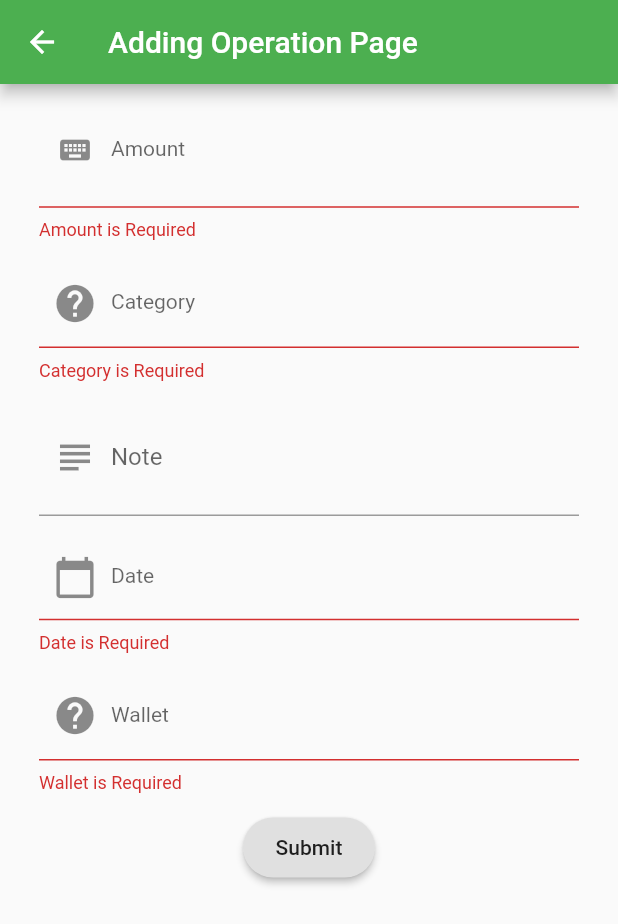
After one commit to iridiscenthummingbird/money_project, a Flutter app: the AddingOperationPage screen opened by its route, after a tap on "Submit", on a phone screen of 412 x 824 dp. The commit adds this screen. Shown: the top 924 px of the screen. Run offline on Flutter 3.47's test engine with Material 2 defaults, Android fonts, the phone set to English and light mode, and no system bars.

Commit message:
Redesign of some pages, add page for choosing wallet, fix some issues

```diff
--- a/lib/Operation.dart
+++ b/lib/Operation.dart
@@ -7,8 +7,6 @@ class Operation{
   Category category;
   DateTime dateTime;
   Wallet wallet;
-  bool isOutcome;
-  Operation(this.amount, this.category, this.dateTime, this.wallet, this.isOutcome ,[String _note]){
-    this.note = _note;
-  }
+  double balance;
+  Operation(this.amount, this.category, this.dateTime, this.wallet ,{this.note, this.balance});
 }
--- a/lib/Wallet.dart
+++ b/lib/Wallet.dart
@@ -1,5 +1,8 @@
+import 'package:flutter/material.dart';
+
 class Wallet{
   String name;
   double amount;
-  Wallet(this.name, this.amount);
+  IconData icon;
+  Wallet(this.name, this.amount, {this.icon = Icons.account_balance_wallet});
 }
--- a/lib/main.dart
+++ b/lib/main.dart
@@ -1,5 +1,7 @@
 import 'package:flutter/material.dart';
+import 'package:money_project/pages/AddingOperationPage.dart';
 import 'package:money_project/pages/AddingWalletPage.dart';
+import 'pages/ChoosingWalletCreation.dart';
 import 'pages/WalletPage.dart';
 import 'pages/OperationPage.dart';
 
@@ -11,7 +13,9 @@ import 'pages/OperationPage.dart';
       routes: {
         '/':(context) => OperationPage(),
         '/walletPage':(context) => WalletPage(),
-        '/addingWalletPage':(context) => AddingWalletPage()
+        '/addingWalletPage':(context) => AddingWalletPage(),
+        '/addingOperationPage':(context) => AddingOperationPage(),
+        '/choosingWalletCreation':(context) => ChoosingWalletCreation()
       },
       debugShowCheckedModeBanner: false,
       theme: ThemeData(
--- /dev/null
+++ b/lib/pages/AddingOperationPage.dart
@@ -0,0 +1,222 @@
+import 'package:flutter/material.dart';
+import 'package:intl/intl.dart';
+import 'package:money_project/Category.dart';
+import 'package:money_project/Operation.dart';
+
+import '../Categories.dart';
+import '../Wallet.dart';
+
+class AddingOperationPage extends StatefulWidget {
+  @override
+  State<StatefulWidget> createState() => AddingOperationPageState();
+}
+
+class AddingOperationPageState extends State<AddingOperationPage> {
+  final GlobalKey<FormState> _formKey = GlobalKey<FormState>();
+
+  double amount;
+  Category category;
+  String note;
+  DateTime date;
+  Wallet wallet;
+
+
+
+
+
+  var txt = TextEditingController();
+  var txtDate = TextEditingController();
+  var txtWallet = TextEditingController();
+
+  bool isOutcome = true;
+
+  List<Wallet> listOfWallets = [
+    Wallet("Wallet", 500.0),
+    Wallet("Card", 1000.0, icon: Icons.credit_card)
+  ];
+
+  DateTime _date = DateTime.now();
+
+  Future<Null> selectDate(BuildContext context) async {
+    final DateTime picked = await showDatePicker(
+        context: context,
+        initialDate: _date,
+        firstDate: DateTime(1970),
+        lastDate: DateTime(2100));
+
+    if (picked != null) {
+      setState(() {
+        _date = picked;
+        date = _date;
+        txtDate.text = DateFormat('dd-MM-yyyy').format(_date).toString();
+      });
+    }
+  }
+
+  Wallet selectedWallet;
+
+  @override
+  Widget build(BuildContext context) {
+    return Scaffold(
+      appBar: AppBar(
+        title: Text("Adding Operation Page"),
+      ),
+      body: Form(
+        key: _formKey,
+        child: ListView(
+          children: <Widget>[
+            Container(
+              //AMOUNT
+              padding:
+                  EdgeInsets.all(6.0) + EdgeInsets.only(left: 20, right: 20),
+              child: TextFormField(
+                  keyboardType: TextInputType.number,
+                  style: TextStyle(
+                    fontSize: 32,
+                  ),
+                  decoration: InputDecoration(
+                      labelStyle: TextStyle(fontSize: 14),
+                      labelText: "Amount",
+                      prefixIcon: Icon(Icons.keyboard)),
+                  validator: (String value) {
+                    if (value.isEmpty) {
+                      return 'Amount is Required';
+                    } else if (double.tryParse(value) == null) {
+                      return 'Amount should be number';
+                    } else if (double.parse(value) < 0.0) {
+                      return 'Amount should be more than 0';
+                    } else return null;
+                  },
+                  onSaved: (String value) {
+                    amount = double.parse(value);
+                  }),
+            ),
+            Container(
+              //CATEGORY
+              padding:
+                  EdgeInsets.all(6.0) + EdgeInsets.only(left: 20, right: 20),
+              child: TextFormField(
+                readOnly: true,
+                onTap: () {
+                  setState(() {
+                    category = isOutcome
+                        ? Categories.outcomeList[1]
+                        : Categories.incomeList[2];
+                    txt.text = category.name;
+                  });
+                },
+                controller: txt,
+                validator: (String value) {
+                    if (value.isEmpty) {
+                      return 'Category is Required';
+                    } else return null;
+                  },
+                  onSaved: (String val){},
+                style: TextStyle(
+                  fontSize: 18,
+                ),
+                decoration: InputDecoration(
+                    labelStyle: TextStyle(fontSize: 14),
+                    labelText: "Category",
+                    prefixIcon: Icon(
+                      category == null ? Icons.help : category.icon,
+                      size: 30.0,
+                    )),
+              ),
+            ),
+            Container(
+              //NOTE
+              padding:
+                  EdgeInsets.all(6.0) + EdgeInsets.only(left: 20, right: 20),
+              child: TextFormField(
+                decoration: InputDecoration(
+                    labelText: "Note",
+                    prefixIcon: Icon(Icons.subject, size: 30.0)),
+                maxLines: 2,
+                onSaved: (String val){
+                  note = val;
+                },
+              ),
+            ),
+            Container(
+              //DATE
+              padding:
+                  EdgeInsets.all(6.0) + EdgeInsets.only(left: 20, right: 20),
+              child: TextFormField(
+                readOnly: true,
+                onTap: () => selectDate(context),
+                controller: txtDate,
+                validator: (String value) {
+                    if (value.isEmpty) {
+                      return 'Date is Required';
+                    } else return null;
+                },
+                decoration: InputDecoration(
+                    labelStyle: TextStyle(fontSize: 14),
+                    labelText: "Date",
+                    prefixIcon: Icon(
+                      Icons.calendar_today,
+                      size: 30.0,
+                    )),
+              ),
+            ),
+            Container(
+              //WALLET
+              padding:
+                  EdgeInsets.all(6.0) + EdgeInsets.only(left: 20, right: 20),
+              child: TextFormField(
+                readOnly: true,
+                onTap: () {
+                  setState(() {
+                    selectedWallet = listOfWallets[1];
+                    wallet = selectedWallet;
+                    txtWallet.text = selectedWallet.name;
+                  });
+                },
+                validator: (String value) {
+                    if (value.isEmpty) {
+                      return 'Wallet is Required';
+                    } else return null;
+                },
+                controller: txtWallet,
+                style: TextStyle(
+                  fontSize: 18,
+                ),
+                decoration: InputDecoration(
+                    labelStyle: TextStyle(fontSize: 14),
+                    labelText: "Wallet",
+                    prefixIcon: Icon(
+                      selectedWallet == null ? Icons.help : selectedWallet.icon,
+                      size: 30.0,
+                    )),
+              ),
+            ),
+            Container(
+                //BUTTON
+                padding: EdgeInsets.all(6.0),
+                child: Align(
+                    child: ButtonTheme(
+                        height: 40.0,
+                        buttonColor: Colors.grey[300],
+                        child: RaisedButton(
+                          shape: RoundedRectangleBorder(
+                              borderRadius: BorderRadius.circular(20.0)),
+                          child: Text(
+                            'Submit',
+                          ),
+                          onPressed: () {
+                            if (!_formKey.currentState.validate()) {
+                              return;
+                            }
+                            _formKey.currentState.save();
+                            print(amount.toString() + " " + category.toString() + " "  + " " + date.toString() + " " + wallet.toString());
+                            final Operation result = Operation(amount, category, date, wallet, note: note);
+                            Navigator.pop(context, result);
+                          },
+                        ))))
+          ],
+        ),
+      ),
+    );
+  }
+}
--- a/lib/pages/OperationPage.dart
+++ b/lib/pages/OperationPage.dart
@@ -14,10 +14,22 @@ class OperationPageState extends State<OperationPage> {
   static Wallet wal = Wallet("Card", 123);
 
   List<Operation> operations = [
-    Operation(10.0, Categories.incomeList[1], DateTime(2020, 1, 5), Wallet("Wallet", 500.0), false),
-    Operation(20.5, Categories.incomeList[0], DateTime(2020, 2, 3), Wallet("Wallet", 500.0), false),
-    Operation(20.5, Categories.outcomeList[1], DateTime(2020, 2, 3), wal, true),
+    Operation(10.0, Categories.incomeList[1], DateTime(2020, 1, 5), Wallet("Wallet", 500.0)),
+    Operation(20.5, Categories.incomeList[0], DateTime(2020, 2, 3), Wallet("Wallet", 500.0)),
+    Operation(20.5, Categories.outcomeList[1], DateTime(2020, 2, 3), wal),
   ];
+
+  void add() async{
+
+    var result = await Navigator.pushNamed(context, '/addingOperationPage');
+
+    setState(() {
+      if(result != null){
+        operations.add(result);
+      }
+    });
+  }
+
 
   @override
   Widget build(BuildContext context) {
@@ -39,11 +51,11 @@ class OperationPageState extends State<OperationPage> {
           ),
           isThreeLine: true,
           trailing: Text(
-            (operation.isOutcome ? '-' : '+') + operation.amount.toString(),
+            (Categories.outcomeList.indexWhere((i) => i == operation.category) != -1 ? '-' : '+') + operation.amount.toString(),
             style: TextStyle(
               fontSize: 20.0,
               fontWeight: FontWeight.bold,
-              color: operation.isOutcome ? Colors.red : Colors.green
+              color: Categories.outcomeList.indexWhere((i) => i == operation.category) != -1 ? Colors.red : Colors.green
             ),
           ),
           onTap: () {},
@@ -51,12 +63,7 @@ class OperationPageState extends State<OperationPage> {
       }).toList()),
       drawer: MyDrawer(),
       floatingActionButton: FloatingActionButton(
-        onPressed: () {
-          print("All items");
-          for (var item in Categories.incomeList) {
-            print("${item.name} - ${item.icon.toString()}");
-          }
-        },
+        onPressed: add,
         child: Icon(Icons.add),
         backgroundColor: Colors.green,
       ),
--- a/lib/pages/WalletPage.dart
+++ b/lib/pages/WalletPage.dart
@@ -9,7 +9,7 @@ class WalletPage extends StatefulWidget{
 }
 
 class WalletPageState extends State<WalletPage>{
-  List<Wallet> listOfWallets = [Wallet("Wallet", 500.0), Wallet("Card", 1000.0)];
+  List<Wallet> listOfWallets = [Wallet("Wallet", 500.0), Wallet("Card", 1000.0, icon: Icons.credit_card)];
 
   void delete(dynamic val){
     setState(() => listOfWallets.removeWhere((data) => data == val));
@@ -29,7 +29,7 @@ class WalletPageState extends State<WalletPage>{
 
   void add() async{
 
-    final result = await Navigator.pushNamed(context, '/addingWalletPage');
+    final result = await Navigator.pushNamed(context, '/choosingWalletCreation');
 
     setState(() {
       if(result != null){
@@ -78,7 +78,7 @@ class WalletPageState extends State<WalletPage>{
               ],
             ),
             leading: CircleAvatar(
-              child: Icon(Icons.account_balance_wallet),
+              child: Icon(wallet.icon),
               backgroundColor: Colors.green,
             )
           );
```
Also changed, not shown: lib/pages/AddingWalletPage.dart (+26 -14 lines), lib/pages/ChoosingWalletCreation.dart (added, +66 -0 lines), lib/pages/EditingWalletPage.dart (+22 -13 lines).
